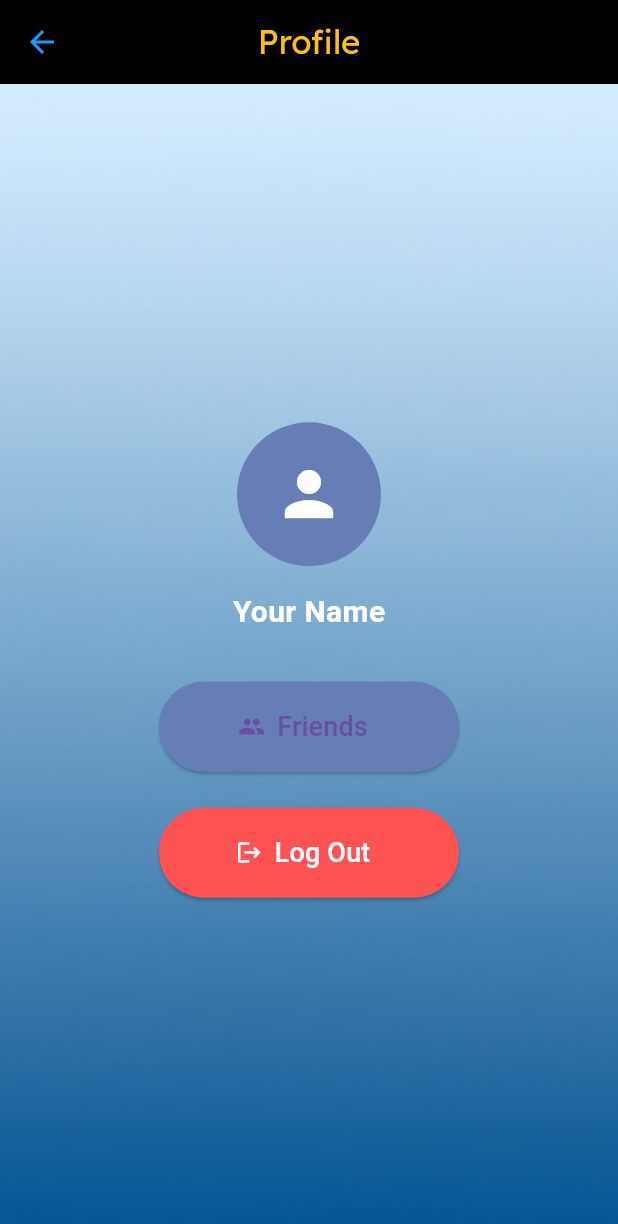
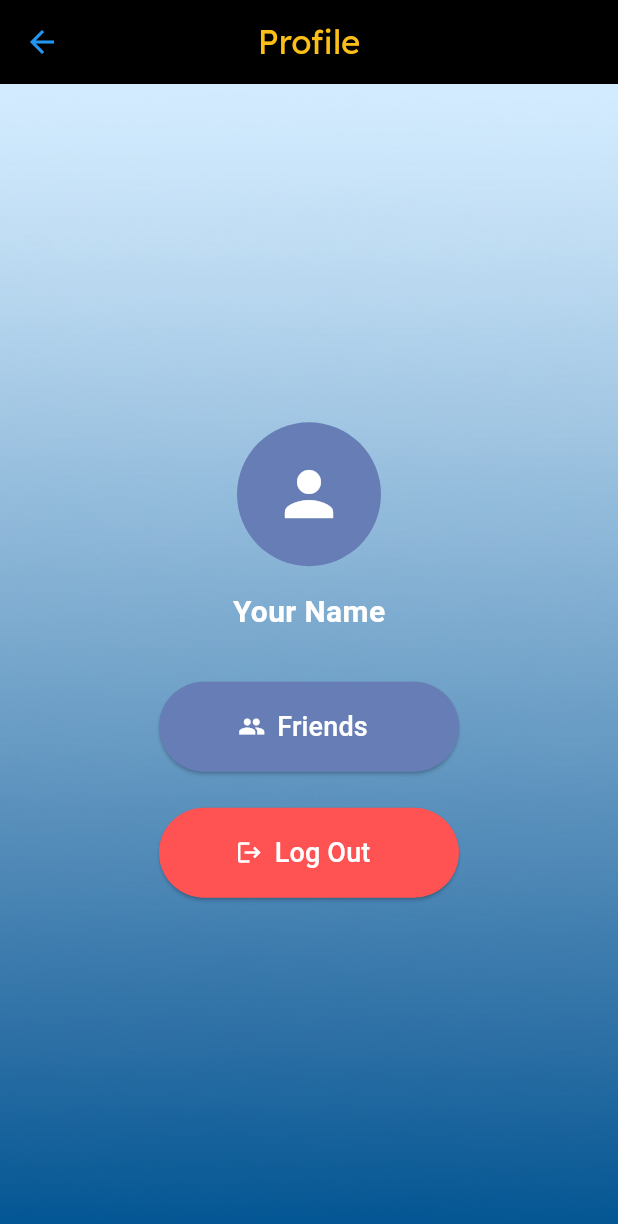
Before and after one commit to NumaanQureshi/Journey, a Flutter app: the Profile screen opened directly, on a phone screen of 412 x 824 dp. Shown: the top 1224 px of the screen. Run offline on Flutter 3.47's test engine with Material 3 defaults, Android fonts, the light colour scheme and no system bars; our stand-ins replace google_fonts, video_player.

Commit message:
style: changed formatting of buttons

```diff
--- a/lib/screens/profile_screen.dart
+++ b/lib/screens/profile_screen.dart
@@ -56,7 +56,9 @@ class Profile extends StatelessWidget {
                       icon: const Icon(Icons.group),
                       label: const Text('Friends', style: TextStyle(fontSize: 18)),
                       style: ElevatedButton.styleFrom(
-                          backgroundColor: const Color(0xFF667DB5)),
+                          backgroundColor: const Color(0xFF667DB5),
+                          foregroundColor: Colors.white,
+                      ),
                       onPressed: () {
                         Navigator.push(
                           context,
```
